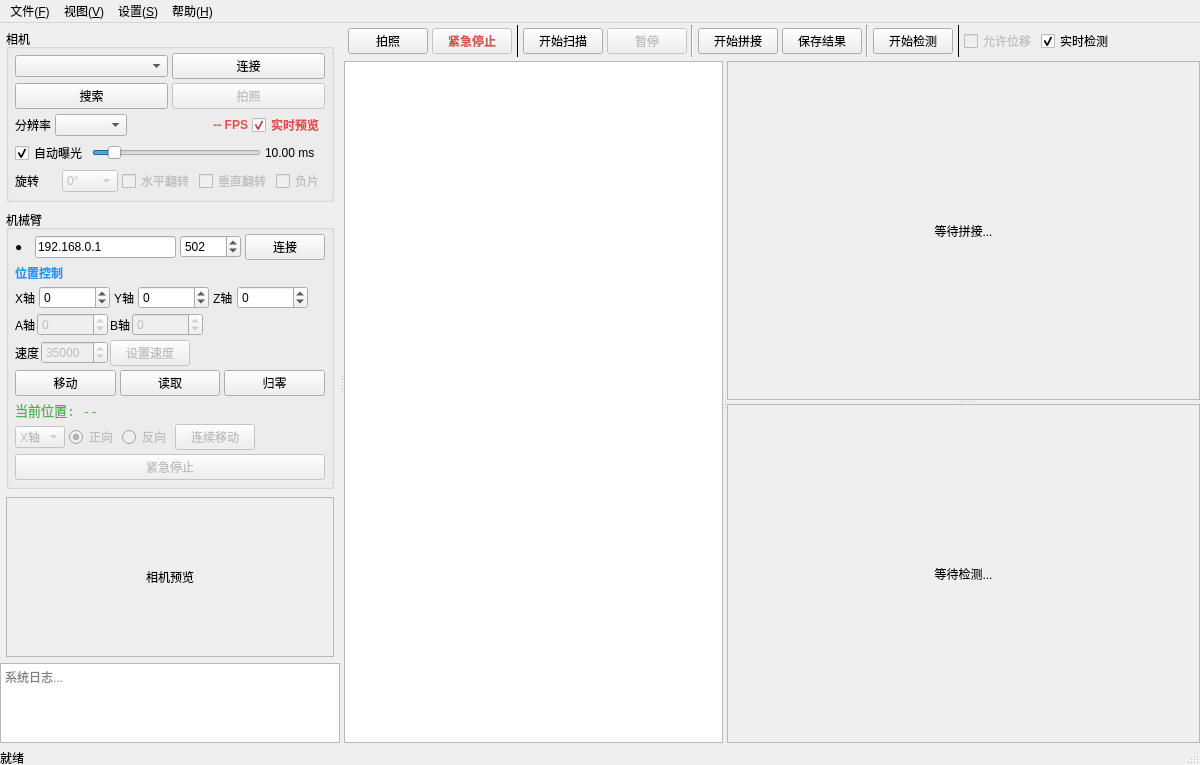
Old version of the form ui/MainWindow.ui in the repository choushunn/ArmSightStitch.
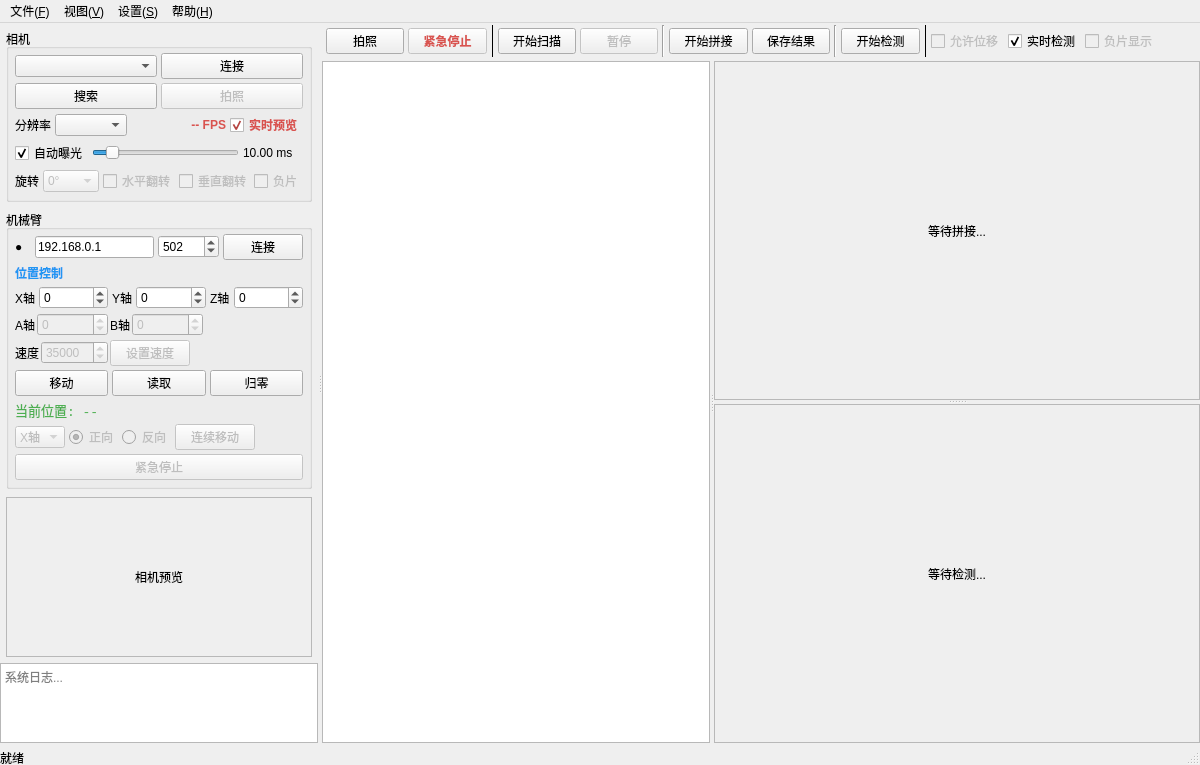
New version of the form.

Commit message:
feat(ui): add negative film stitching and display feature
实现负片图像的扫描、拼接与显示功能：
1. 新增负片扫描复选框和结果切换按钮
2. 自动保存原始图像和对应的负片图像
3. 支持自动检测负片图像并异步拼接负片结果
4. 支持在扫描网格和拼接结果中切换显示负片效果
5. 完善图像加载时的负片路径兼容逻辑

```diff
--- a/ui/MainWindow.ui
+++ b/ui/MainWindow.ui
@@ -450,6 +450,12 @@
              <property name="checked"><bool>true</bool></property>
             </widget>
            </item>
+           <item>
+            <widget class="QCheckBox" name="scanNegativeCheck">
+             <property name="text"><string>负片显示</string></property>
+             <property name="enabled"><bool>false</bool></property>
+            </widget>
+           </item>
            <item>
             <spacer name="toolbarSpacer">
              <property name="orientation"><enum>Qt::Orientation::Horizontal</enum></property>
```
The commit also changes 3 other files.
